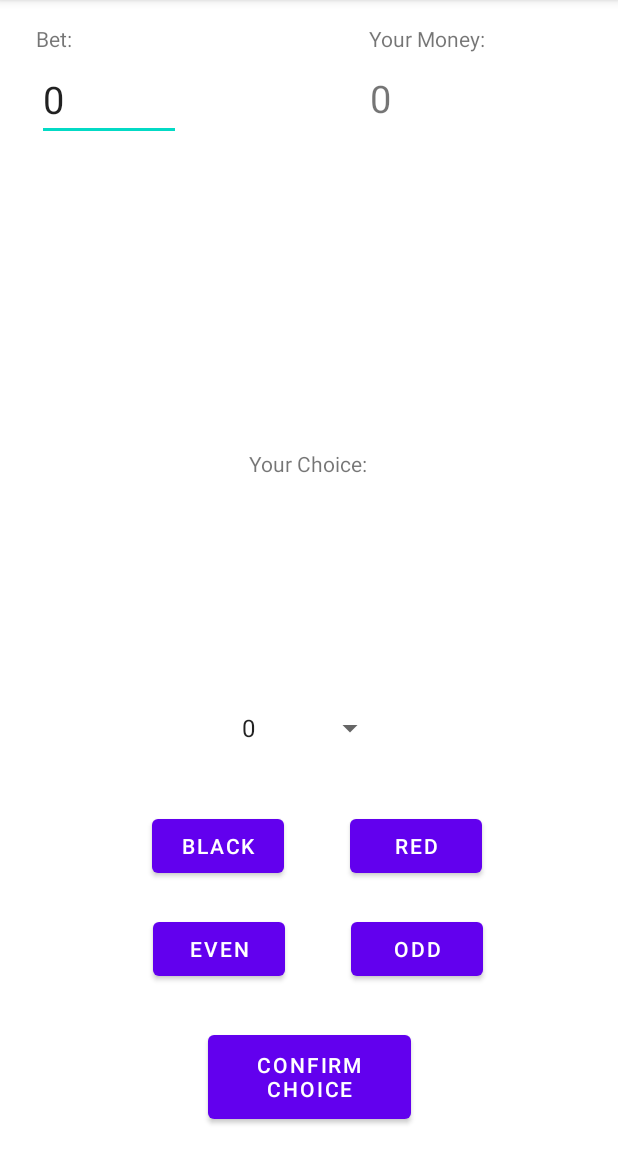
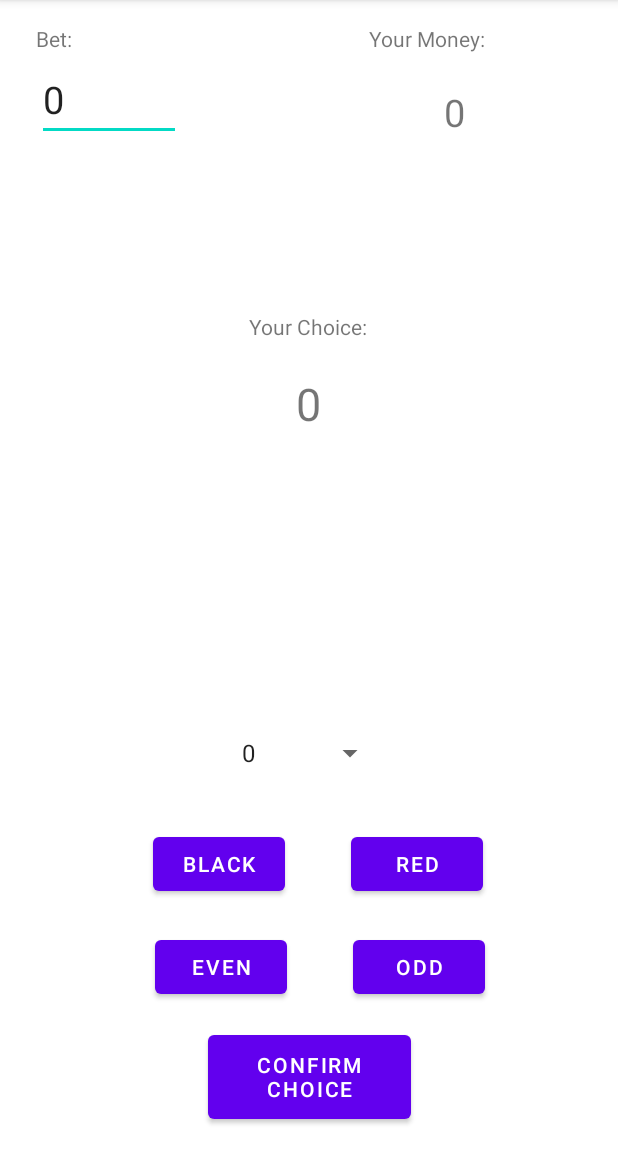
Before and after one commit to Lucadesantos/UnRandomCasino, an Android app: the Roulette screen opened directly, with no data from a screen before it, on a phone screen of 412 x 824 dp, the part 84-1236 px from its top. Run offline under Robolectric (Android 15) with nearby library versions, the light colour scheme and no system bars.

Commit message:
Added roulette game

```diff
--- a/app/src/main/java/com/example/unrandomcasino/MainActivity.java
+++ b/app/src/main/java/com/example/unrandomcasino/MainActivity.java
@@ -17,7 +17,6 @@ public class MainActivity extends AppCompatActivity {
         final Button button1 = findViewById(R.id.game1);
         final Button button2 = findViewById(R.id.game2);
         final Button button3 = findViewById(R.id.game3);
-        final TextView text = findViewById(R.id.money);
 
         button1.setOnClickListener(new View.OnClickListener() {
             @Override
--- a/app/src/main/res/layout/activity_roulette.xml
+++ b/app/src/main/res/layout/activity_roulette.xml
@@ -7,11 +7,12 @@
     tools:context=".Roulette">
 
     <TextView
-        android:id="@+id/Result"
+        android:id="@+id/result"
         android:layout_width="245dp"
         android:layout_height="75dp"
-        android:layout_marginTop="144dp"
+        android:layout_marginTop="116dp"
         android:gravity="center"
+        android:textColor="@color/black"
         android:textSize="30dp"
         app:layout_constraintEnd_toEndOf="parent"
         app:layout_constraintStart_toStartOf="parent"
@@ -19,27 +20,26 @@
 
     <TextView
         android:id="@+id/choice"
-        android:layout_width="168dp"
-        android:layout_height="89dp"
-        android:layout_marginBottom="348dp"
+        android:layout_width="136dp"
+        android:layout_height="60dp"
+        android:layout_marginTop="48dp"
+        android:gravity="center"
         android:textSize="30dp"
-        app:layout_constraintBottom_toBottomOf="parent"
         app:layout_constraintEnd_toEndOf="parent"
         app:layout_constraintHorizontal_bias="0.497"
         app:layout_constraintStart_toStartOf="parent"
-        app:layout_constraintTop_toBottomOf="@+id/Result"
-        app:layout_constraintVertical_bias="1.0" />
+        app:layout_constraintTop_toBottomOf="@+id/result" />
 
     <Button
-        android:id="@+id/red"
+        android:id="@+id/black"
         android:layout_width="wrap_content"
         android:layout_height="wrap_content"
-        android:layout_marginBottom="180dp"
-        android:text="Red"
+        android:layout_marginBottom="168dp"
+        android:text="Black"
         app:layout_constraintBottom_toBottomOf="parent"
         app:layout_constraintEnd_toEndOf="parent"
-        app:layout_constraintHorizontal_bias="0.328"
-        app:layout_constraintStart_toEndOf="@+id/black" />
+        app:layout_constraintHorizontal_bias="0.315"
+        app:layout_constraintStart_toStartOf="parent" />
 
     <Button
         android:id="@+id/even"
@@ -49,10 +49,10 @@
         android:text="Even"
         app:layout_constraintBottom_toBottomOf="parent"
         app:layout_constraintEnd_toEndOf="parent"
-        app:layout_constraintHorizontal_bias="0.315"
+        app:layout_constraintHorizontal_bias="0.318"
         app:layout_constraintStart_toStartOf="parent"
         app:layout_constraintTop_toBottomOf="@+id/black"
-        app:layout_constraintVertical_bias="0.228" />
+        app:layout_constraintVertical_bias="0.262" />
 
     <Button
         android:id="@+id/odd"
@@ -62,35 +62,33 @@
         android:text="Odd"
         app:layout_constraintBottom_toBottomOf="parent"
         app:layout_constraintEnd_toEndOf="parent"
-        app:layout_constraintHorizontal_bias="0.33"
+        app:layout_constraintHorizontal_bias="0.333"
         app:layout_constraintStart_toEndOf="@+id/even"
         app:layout_constraintTop_toBottomOf="@+id/black"
-        app:layout_constraintVertical_bias="0.228" />
+        app:layout_constraintVertical_bias="0.262" />
 
     <Button
-        android:id="@+id/black"
+        android:id="@+id/red"
         android:layout_width="wrap_content"
         android:layout_height="wrap_content"
-        android:layout_marginBottom="180dp"
-        android:text="Black"
+        android:layout_marginBottom="168dp"
+        android:text="Red"
         app:layout_constraintBottom_toBottomOf="parent"
         app:layout_constraintEnd_toEndOf="parent"
-        app:layout_constraintHorizontal_bias="0.312"
-        app:layout_constraintStart_toStartOf="parent" />
+        app:layout_constraintHorizontal_bias="0.33"
+        app:layout_constraintStart_toEndOf="@+id/black" />
 
     <Spinner
         android:id="@+id/number"
         android:layout_width="104dp"
         android:layout_height="52dp"
-        android:layout_marginBottom="256dp"
+        android:layout_marginBottom="156dp"
         android:entries="@array/values"
-        app:layout_constraintBottom_toBottomOf="parent"
+        android:gravity="center"
+        app:layout_constraintBottom_toTopOf="@+id/confirm"
         app:layout_constraintEnd_toEndOf="parent"
         app:layout_constraintHorizontal_bias="0.498"
-        app:layout_constraintStart_toStartOf="parent"
-        app:layout_constraintTop_toBottomOf="@+id/choice"
-        android:gravity="center"
-        app:layout_constraintVertical_bias="0.975" />
+        app:layout_constraintStart_toStartOf="parent" />
 
     <Button
         android:id="@+id/confirm"
@@ -154,6 +152,7 @@
         android:layout_marginTop="48dp"
         android:text="0"
         android:textSize="25dp"
+        android:gravity="center"
         app:layout_constraintEnd_toEndOf="parent"
         app:layout_constraintHorizontal_bias="0.822"
         app:layout_constraintStart_toStartOf="parent"
--- a/app/src/main/res/values/colors.xml
+++ b/app/src/main/res/values/colors.xml
@@ -7,4 +7,5 @@
     <color name="teal_700">#FF018786</color>
     <color name="black">#FF000000</color>
     <color name="white">#FFFFFFFF</color>
+    <color name="red">#FF000000</color>
 </resources>
```
Also changed, not shown: app/src/main/java/com/example/unrandomcasino/Perso.java (added, +8 -0 lines), app/src/main/java/com/example/unrandomcasino/RNG.java (added, +11 -0 lines), app/src/main/java/com/example/unrandomcasino/Roulette.java (+175 -2 lines), app/src/main/res/layout/activity_main.xml (+0 -11 lines).
